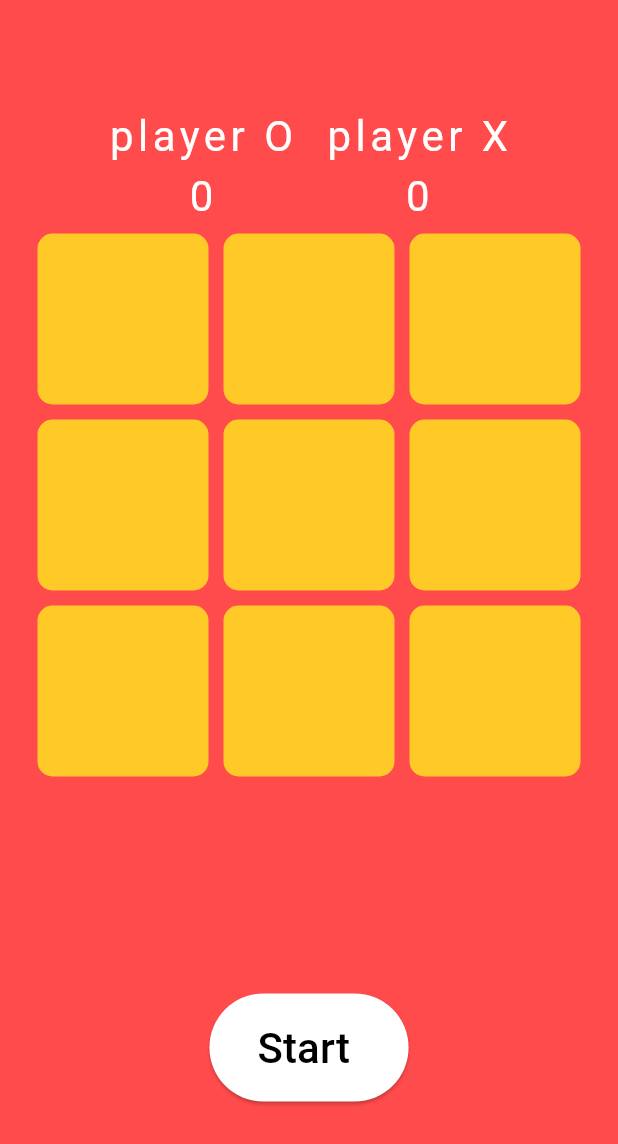
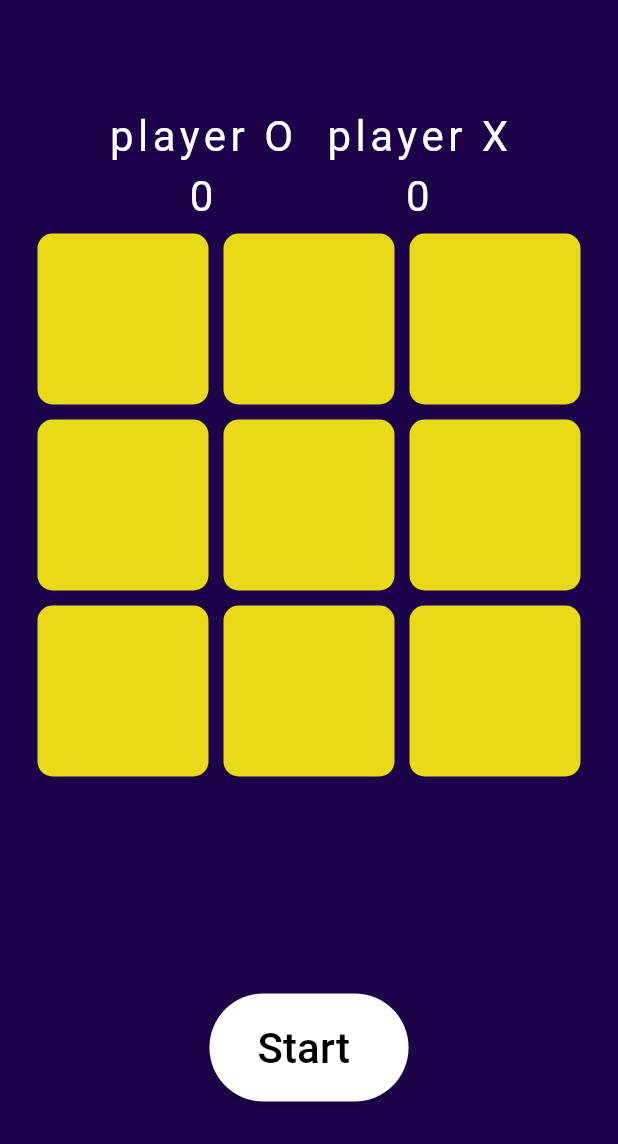
Before and after one commit to abdelrahmansadek225/game, a Flutter app: the screen it shows after launch, on a phone screen of 412 x 824 dp. Shown: the top 1144 px of the screen. Run offline on Flutter 3.47's test engine with Material 3 defaults, Android fonts, the phone set to English and light mode, and no system bars; our stand-ins replace google_fonts; Roboto replaces fonts that are missing (Coiny).

Commit message:
new edit color

```diff
--- a/lib/constraint/colors.dart
+++ b/lib/constraint/colors.dart
@@ -1,6 +1,6 @@
 import 'package:flutter/material.dart';
 class Maincolor{
-  static Color primarycolor=const Color(0xFFff4b4b);
-  static Color secondrycolor=const Color(0xFFffca27);
-  static Color accentcolor=const Color(0xFF4169e8);
+  static Color primarycolor=const Color.fromARGB(255, 29, 3, 73);
+  static Color secondrycolor=const Color.fromARGB(255, 232, 218, 25);
+  static Color accentcolor=const Color.fromARGB(255, 82, 201, 84);
 }
```
